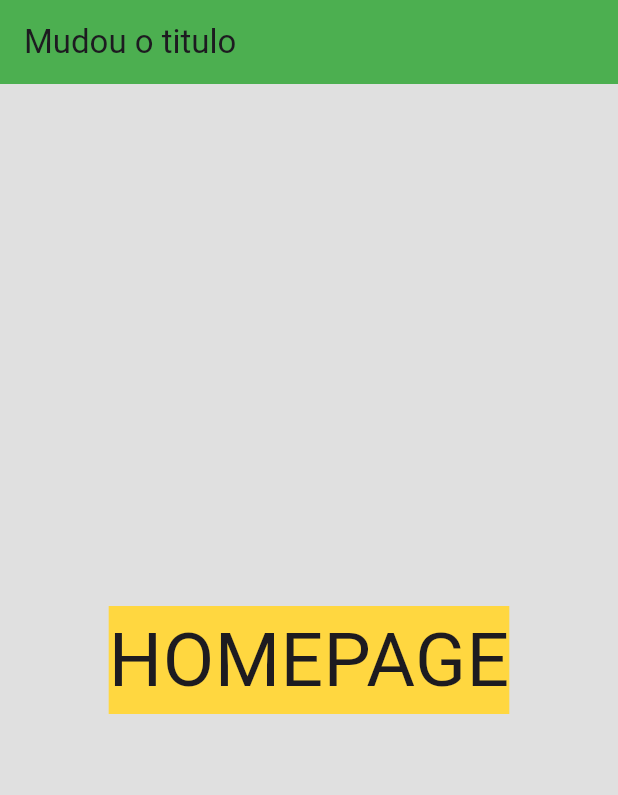
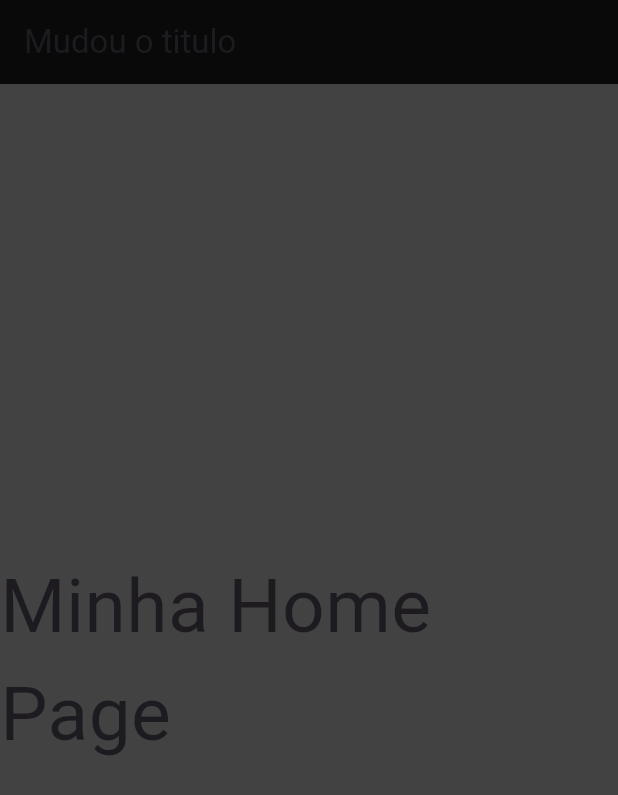
Before and after one commit to glecia27/projetoenxoval, a Flutter app: the screen it shows after launch, on a phone screen of 412 x 824 dp. Shown: the top 795 px of the screen. Run offline on Flutter 3.47's test engine with Material 3 defaults, Android fonts, the phone set to English and light mode, and no system bars.

Commit message:
Mudei as cores da pagina principal

```diff
--- a/lib/paginas/home_page.dart
+++ b/lib/paginas/home_page.dart
@@ -7,16 +7,16 @@ class HomePage extends StatelessWidget {
   Widget build(BuildContext context) {
     return SafeArea(
       child: Scaffold(
-        appBar: AppBar(title: Text('Mudou o titulo', ), backgroundColor: Colors.green,),
-        backgroundColor: Colors.grey[300],
+        appBar: AppBar(title: Text('Mudou o titulo', ), backgroundColor: Colors.black87,),
+        backgroundColor: Colors.grey[800],
         body: Column(
           mainAxisAlignment: MainAxisAlignment.center,
           //filhos
           children: [
             Center(
               child: Container(
-                decoration: BoxDecoration(color: Colors.amberAccent),
-                child: Text('HOMEPAGE', style: TextStyle(fontSize: 50)),
+                decoration: BoxDecoration(color: Colors.transparent),
+                child: Text('Minha Home Page', style: TextStyle(fontSize: 50)),
               ),
             ),
           ],
```
